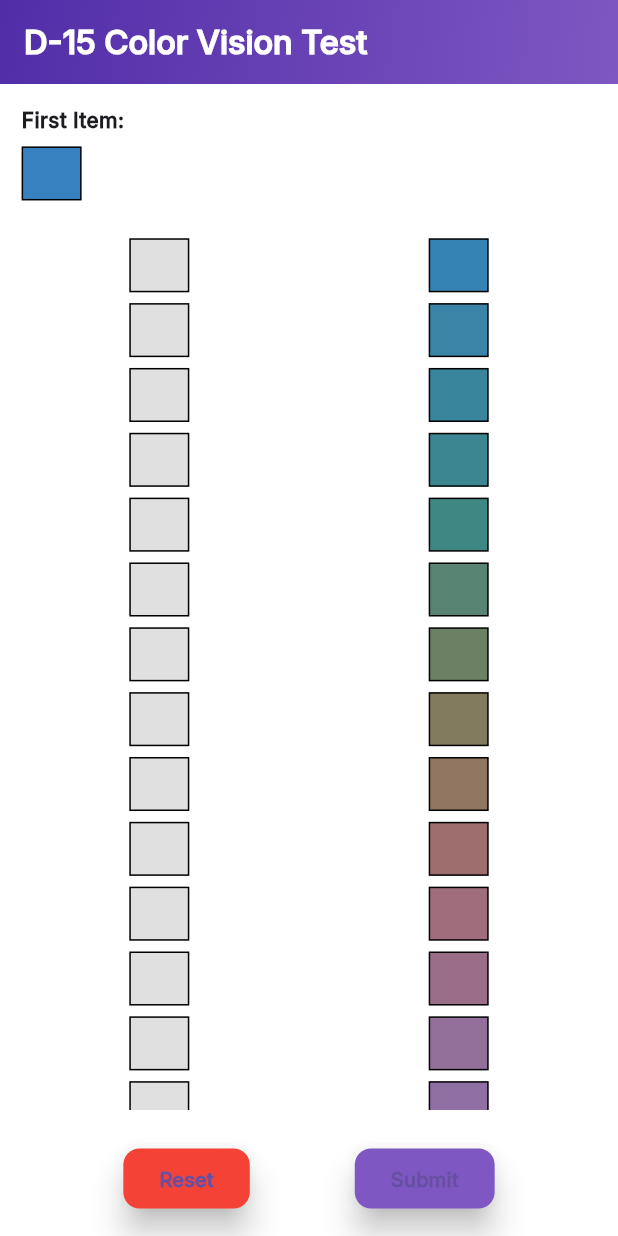
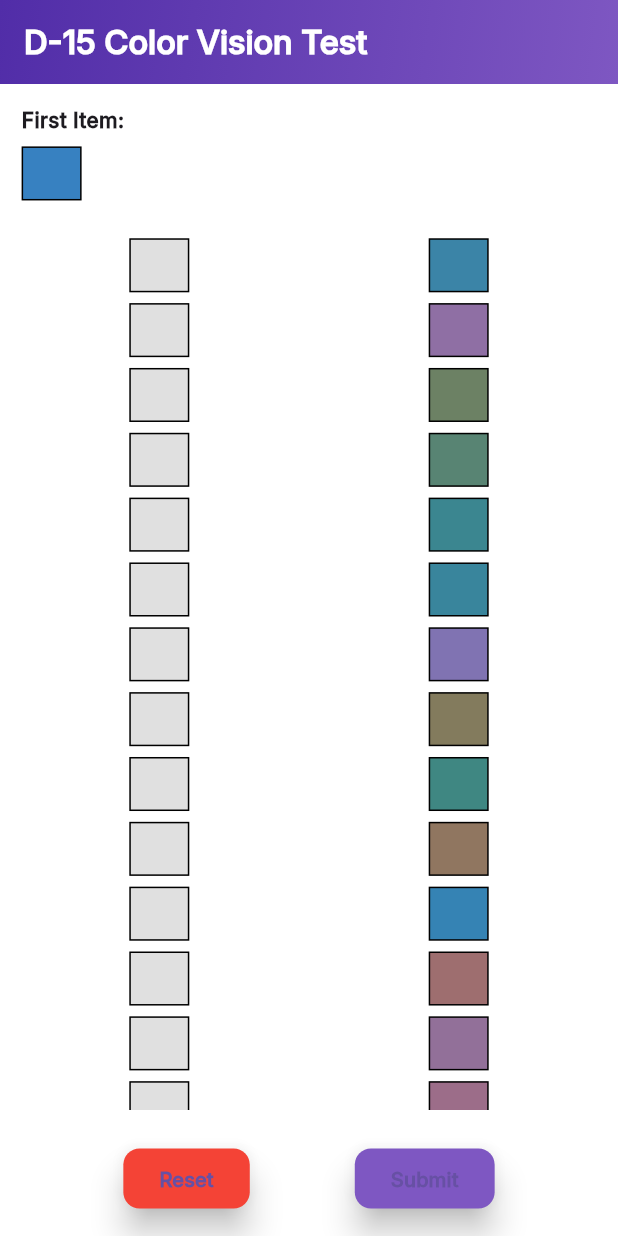
Before and after one commit to luisobumani/Thesis-Project_Omnitrics-Application, a Flutter app: the ColorTestPage screen opened directly, after a tap on "Submit", on a phone screen of 412 x 824 dp. Run offline on Flutter 3.47's test engine with Material 3 defaults, Android fonts, the phone set to English and light mode, and no system bars; our stand-ins replace animated_splash_screen, camera, cloud_firestore, firebase_auth, firebase_core, flutter_screenutil and 7 more; missing offline and left inert: flutter_circle_chart, gallery_saver_plus; accounts and stored records are empty.

Commit message:
0423_UPDATE - DELA CRUZ

```diff
--- a/omnitrics_thesis/lib/assesment/hue/hue_test.dart
+++ b/omnitrics_thesis/lib/assesment/hue/hue_test.dart
@@ -85,7 +85,7 @@ class _ColorTestPageState extends State<ColorTestPage> {
   void _resetPalette() {
     // Always generate in order for testing; shuffle() is commented out
     palette = List<int>.generate(15, (i) => i + 1);
-    // ..shuffle();
+    palette.shuffle();
   }
 
   void _computeScores() {
@@ -165,6 +165,17 @@ class _ColorTestPageState extends State<ColorTestPage> {
 
     _computeScores();
 
+    late String diagnosis;
+    if (Cindex! < 1.2) {
+      diagnosis = 'Normal color vision';
+    } else if (protanError! >= deutanError! && protanError! >= tritanError!) {
+      diagnosis = 'Protan-type confusion';
+    } else if (deutanError! >= protanError! && deutanError! >= tritanError!) {
+      diagnosis = 'Deutan-type confusion';
+    } else {
+      diagnosis = 'Tritan-type confusion';
+    }
+
     try {
       await D15TestService.saveTestResult(
         angleDeg: angleDeg!,
@@ -174,6 +185,7 @@ class _ColorTestPageState extends State<ColorTestPage> {
         protanError: protanError!,
         deutanError: deutanError!,
         tritanError: tritanError!,
+        diagnosis: diagnosis,
       );
 
       if (!mounted) return;
@@ -187,7 +199,7 @@ class _ColorTestPageState extends State<ColorTestPage> {
               protanError: protanError!,
               deutanError: deutanError!,
               tritanError: tritanError!,
-          ),
+              diagnosis: diagnosis),
         ),
       );
     } catch (e) {
--- a/omnitrics_thesis/lib/assesment/hue/services/d15_test_service.dart
+++ b/omnitrics_thesis/lib/assesment/hue/services/d15_test_service.dart
@@ -12,6 +12,7 @@ class D15TestService {
     required double protanError,
     required double deutanError,
     required double tritanError,
+    required String diagnosis,
   }) async {
     final user = FirebaseAuth.instance.currentUser;
     if (user == null) {
@@ -36,6 +37,7 @@ class D15TestService {
       'protanError' : protanError,
       'deutanError' : deutanError,
       'tritanError' : tritanError,
+      'diagnosis' : diagnosis,
     });
   }
 }
```
Also changed, not shown: omnitrics_thesis/lib/assesment/hue/hue_result_page.dart (+2 -14 lines). Lines whose indentation alone changed are shown as unchanged.
